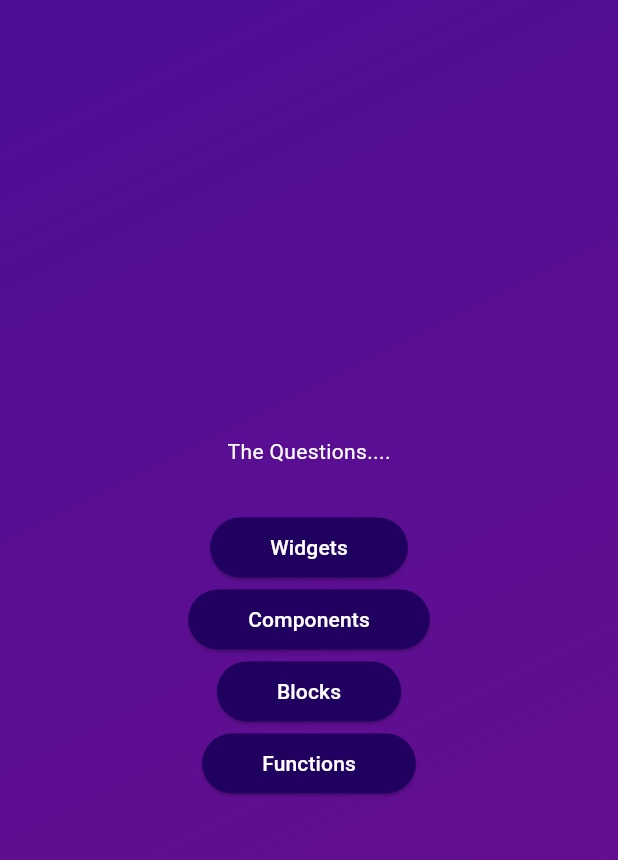
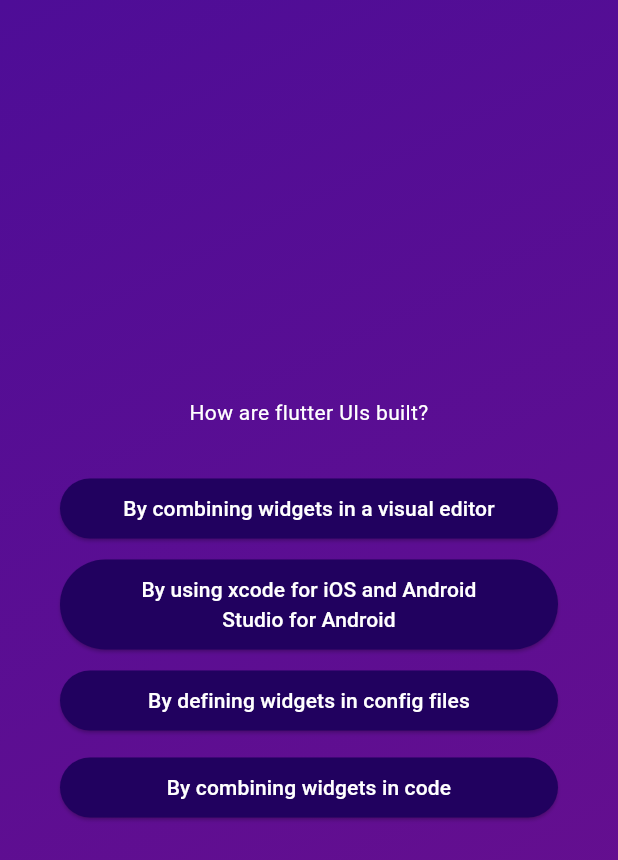
Before and after one commit to Desmond235/QuizApp, a Flutter app: the screen it shows after launch, after a tap on "Start Quiz", after a tap on "Components", on a phone screen of 412 x 824 dp. Shown: the top 860 px of the screen. Run offline on Flutter 3.47's test engine with Material 2 defaults, Android fonts, the phone set to English and light mode, and no system bars.

Commit message:
modified files

```diff
--- a/lib/answer_button.dart
+++ b/lib/answer_button.dart
@@ -18,7 +18,7 @@ class AnswerButton extends StatelessWidget {
             vertical: 10,
             horizontal: 40,
           )),
-      child: Text(answerText),
+      child: Text(answerText, textAlign: TextAlign.center,),
     );
   }
 }
--- a/lib/models/quiz_questions.dart
+++ b/lib/models/quiz_questions.dart
@@ -6,4 +6,10 @@ class QuizQuestions {
     required this.text,
     required this.answer,
   });
+
+  List<String> getShuffledListAnswers() {
+    final shuffledList = List.of(answer);
+    shuffledList.shuffle();
+    return shuffledList;
+  }
 }
--- a/lib/quiz_screen.dart
+++ b/lib/quiz_screen.dart
@@ -10,30 +10,48 @@ class QuizScreen extends StatefulWidget {
 }
 
 class _QuizScreenState extends State<QuizScreen> {
+
+  var currentQuestionIndex = 0;
+
+  void answerQuestion(){
+    setState(() {
+       currentQuestionIndex++;
+    });
+  }
   @override
   Widget build(context) {
-    final currentQuestion = questions[0];
+    final currentQuestion = questions[currentQuestionIndex];
     return SizedBox(
       width: double.infinity,
+      child: Container(
+        padding: const EdgeInsets.all(40),
         child: Column(
           mainAxisAlignment: MainAxisAlignment.center,
           children: [
-          const Text(
-            'The Questions....',
-            style: TextStyle(
+             Text(
+              currentQuestion.text,
+              style: const TextStyle(
                 color: Colors.white,
               ),
+              textAlign: TextAlign.center,
             ),
             const SizedBox(height: 30),
 
-          ...currentQuestion.answer.map((answer) {
-            return AnswerButton(
+            ...currentQuestion.getShuffledListAnswers().map((answer) {
+              return Column(
+                crossAxisAlignment: CrossAxisAlignment.stretch,
+                children: [
+                  AnswerButton(
                     answerText: answer,
-              onTap: () {},
+                    onTap: answerQuestion,
+                  ),
+                  const SizedBox(height: 10)
+                ],
               );
             }),
           ],
         ),
+      ),
     );
   }
 }
--- a/pubspec.yaml
+++ b/pubspec.yaml
@@ -35,6 +35,7 @@ dependencies:
   # The following adds the Cupertino Icons font to your application.
   # Use with the CupertinoIcons class for iOS style icons.
   cupertino_icons: ^1.0.2
+  google_fonts: ^4.0.5
 
 dev_dependencies:
   flutter_test:
```
Also changed, not shown: pubspec.lock. Lines whose indentation alone changed are shown as unchanged.
